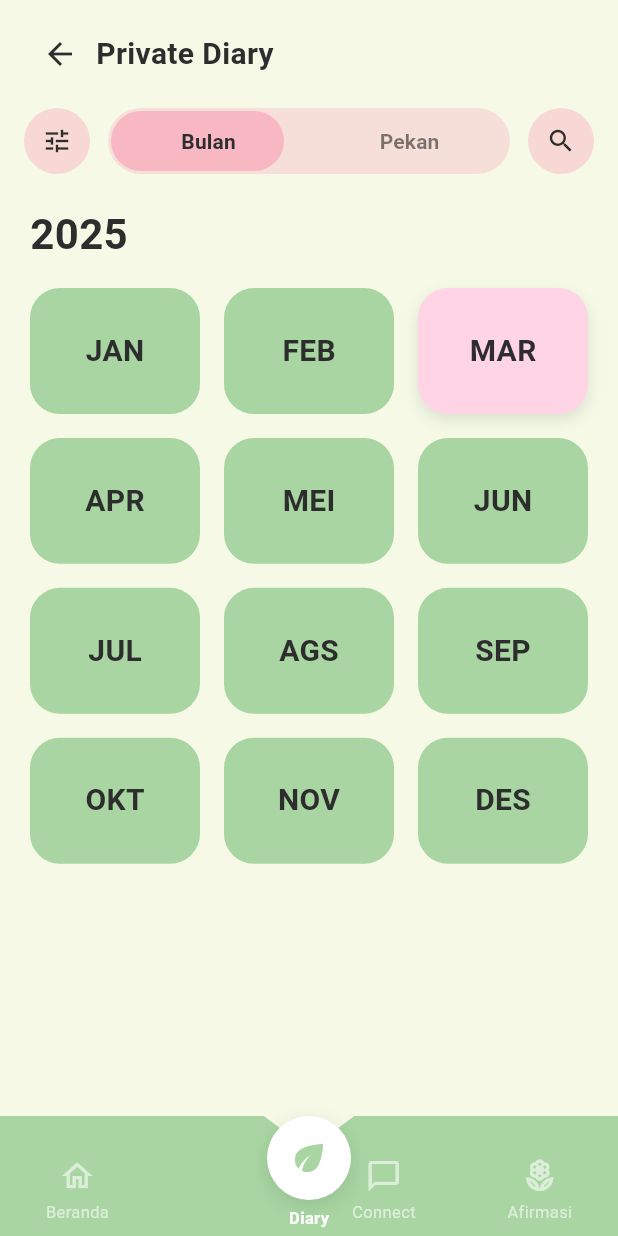
After one commit to MariaSavira/Moodly-PBL-SMT-4, a Flutter app: the DiaryMonthPage screen opened directly, on a phone screen of 412 x 824 dp. The commit adds this screen. Run offline on Flutter 3.47's test engine with Material 3 defaults, Android fonts, the phone set to English and light mode, and no system bars; our stand-ins replace firebase_core; accounts and stored records are empty.

Commit message:
add Private diary

```diff
--- /dev/null
+++ b/moodly/lib/Controllers/diary_controller.dart
@@ -0,0 +1,49 @@
+import 'package:flutter/foundation.dart';
+
+class DiaryController extends ChangeNotifier {
+  // STATE
+  String _selectedMonth = 'MAR';
+  bool _isBulanView = true;
+  int _navIndex = 1; // 0: Beranda, 1: Diary, 2: Connect, 3: Afirmasi
+
+  // GETTER
+  String get selectedMonth => _selectedMonth;
+  bool get isBulanView => _isBulanView;
+  int get navIndex => _navIndex;
+
+  // DATA BULAN
+  final List<String> months = [
+    'JAN',
+    'FEB',
+    'MAR',
+    'APR',
+    'MEI',
+    'JUN',
+    'JUL',
+    'AGS',
+    'SEP',
+    'OKT',
+    'NOV',
+    'DES',
+  ];
+
+  // LOGIC
+  void selectMonth(String month) {
+    if (_selectedMonth != month) {
+      _selectedMonth = month;
+      notifyListeners();
+    }
+  }
+
+  void toggleViewMode() {
+    _isBulanView = !_isBulanView;
+    notifyListeners();
+  }
+
+  void changeNavIndex(int index) {
+    if (_navIndex != index) {
+      _navIndex = index;
+      notifyListeners();
+    }
+  }
+}
--- /dev/null
+++ b/moodly/lib/pages/diary_month_page.dart
@@ -0,0 +1,275 @@
+import 'package:flutter/material.dart';
+import '../controllers/diary_controller.dart';
+import 'package:moodly/widgets/diary_bottom_nav.dart';
+
+class DiaryMonthPage extends StatefulWidget {
+  const DiaryMonthPage({super.key});
+
+  @override
+  State<DiaryMonthPage> createState() => _DiaryMonthPageState();
+}
+
+class _DiaryMonthPageState extends State<DiaryMonthPage> {
+  final DiaryController controller = DiaryController();
+
+  @override
+  Widget build(BuildContext context) {
+    return Scaffold(
+      backgroundColor: const Color(0xFFF5F9E6),
+      body: SafeArea(
+        child: Column(
+          children: [
+            _buildHeader(context),
+            _buildToolbar(context),
+            _buildYearLabel(),
+
+            Expanded(
+              child: Padding(
+                padding: const EdgeInsets.symmetric(horizontal: 20),
+                child: GridView.builder(
+                  physics: const NeverScrollableScrollPhysics(),
+                  gridDelegate: const SliverGridDelegateWithFixedCrossAxisCount(
+                    crossAxisCount: 3,
+                    mainAxisSpacing: 16,
+                    crossAxisSpacing: 16,
+                    childAspectRatio: 1.35,
+                  ),
+                  itemCount: controller.months.length,
+                  itemBuilder: (context, index) {
+                    final month = controller.months[index];
+                    return MonthGridItem(
+                      monthName: month,
+                      isSelected: month == controller.selectedMonth,
+                      onTap: () {
+                        setState(() {
+                          controller.selectMonth(month);
+                        });
+                        _showSnackbar(context, 'Membuka bulan: $month');
+                      },
+                    );
+                  },
+                ),
+              ),
+            ),
+            const SizedBox(height: 80),
+          ],
+        ),
+      ),
+      extendBody: true,
+      bottomNavigationBar: DiaryBottomNav(
+        currentIndex: controller.navIndex,
+        onTap: (index) {
+          setState(() {
+            controller.changeNavIndex(index);
+          });
+
+          if (index != 1) {
+            final labels = ['Beranda', 'Diary', 'Connect', 'Afirmasi'];
+            _showSnackbar(context, 'Pindah ke: ${labels[index]}');
+          }
+        },
+      ),
+    );
+  }
+
+  // HEADER
+  Widget _buildHeader(BuildContext context) {
+    return Padding(
+      padding: const EdgeInsets.fromLTRB(16, 12, 16, 0),
+      child: Row(
+        children: [
+          IconButton(
+            icon: const Icon(Icons.arrow_back, color: Color(0xFF2D2D2D)),
+            onPressed: () => Navigator.pop(context),
+          ),
+          const Text(
+            'Private Diary',
+            style: TextStyle(
+              fontSize: 20,
+              fontWeight: FontWeight.bold,
+              color: Color(0xFF2D2D2D),
+            ),
+          ),
+        ],
+      ),
+    );
+  }
+
+  // TOOLBAR
+  Widget _buildToolbar(BuildContext context) {
+    return Padding(
+      padding: const EdgeInsets.symmetric(horizontal: 16, vertical: 12),
+      child: Row(
+        children: [
+          _buildIconBtn(Icons.tune, () {}),
+          const SizedBox(width: 12),
+          Expanded(child: _buildToggle(context)),
+          const SizedBox(width: 12),
+          _buildIconBtn(Icons.search, () {}),
+        ],
+      ),
+    );
+  }
+
+  Widget _buildIconBtn(IconData icon, VoidCallback onTap) {
+    return Container(
+      width: 44,
+      height: 44,
+      decoration: BoxDecoration(
+        color: const Color(0xFFF8B8C3).withOpacity(0.5),
+        borderRadius: BorderRadius.circular(22),
+      ),
+      child: IconButton(
+        icon: Icon(icon, color: const Color(0xFF2D2D2D), size: 20),
+        onPressed: onTap,
+      ),
+    );
+  }
+
+  Widget _buildToggle(BuildContext context) {
+    return Container(
+      height: 44,
+      decoration: BoxDecoration(
+        color: const Color(0xFFF8B8C3).withOpacity(0.4),
+        borderRadius: BorderRadius.circular(22),
+      ),
+      child: Stack(
+        children: [
+          AnimatedAlign(
+            alignment: controller.isBulanView
+                ? Alignment.centerLeft
+                : Alignment.centerRight,
+            duration: const Duration(milliseconds: 250),
+            curve: Curves.easeInOut,
+            child: Container(
+              width: MediaQuery.of(context).size.width * 0.28,
+              height: 40,
+              margin: const EdgeInsets.all(2),
+              decoration: BoxDecoration(
+                color: const Color(0xFFF8B8C3),
+                borderRadius: BorderRadius.circular(20),
+              ),
+            ),
+          ),
+          Row(
+            children: [
+              Expanded(
+                child: TextButton(
+                  onPressed: () {
+                    setState(() {
+                      controller.toggleViewMode();
+                    });
+                  },
+                  child: Text(
+                    'Bulan',
+                    style: TextStyle(
+                      fontWeight: FontWeight.bold,
+                      fontSize: 14,
+                      color: controller.isBulanView
+                          ? const Color(0xFF2D2D2D)
+                          : Colors.black.withOpacity(0.5),
+                    ),
+                  ),
+                ),
+              ),
+              Expanded(
+                child: TextButton(
+                  onPressed: () {
+                    setState(() {
+                      controller.toggleViewMode();
+                    });
+                  },
+                  child: Text(
+                    'Pekan',
+                    style: TextStyle(
+                      fontWeight: FontWeight.bold,
+                      fontSize: 14,
+                      color: !controller.isBulanView
+                          ? const Color(0xFF2D2D2D)
+                          : Colors.black.withOpacity(0.5),
+                    ),
+                  ),
+                ),
+              ),
+            ],
+          ),
+        ],
+      ),
+    );
+  }
+
+  Widget _buildYearLabel() {
+    return const Padding(
+      padding: EdgeInsets.fromLTRB(20, 8, 0, 16),
+      child: Align(
+        alignment: Alignment.centerLeft,
+        child: Text(
+          '2025',
+          style: TextStyle(
+            fontSize: 28,
+            fontWeight: FontWeight.bold,
+            color: Color(0xFF2D2D2D),
+          ),
+        ),
+      ),
+    );
+  }
+
+  void _showSnackbar(BuildContext context, String message) {
+    ScaffoldMessenger.of(context).showSnackBar(
+      SnackBar(
+        content: Text(message),
+        backgroundColor: const Color(0xFFA8D5A2),
+        behavior: SnackBarBehavior.floating,
+        shape: RoundedRectangleBorder(borderRadius: BorderRadius.circular(10)),
+        duration: const Duration(seconds: 1),
+      ),
+    );
+  }
+}
+
+class MonthGridItem extends StatelessWidget {
+  final String monthName;
+  final bool isSelected;
+  final VoidCallback onTap;
+
+  const MonthGridItem({
+    super.key,
+    required this.monthName,
+    required this.isSelected,
+    required this.onTap,
+  });
+
+  @override
+  Widget build(BuildContext context) {
+    return GestureDetector(
+      onTap: onTap,
+      child: AnimatedContainer(
+        duration: const Duration(milliseconds: 200),
+        decoration: BoxDecoration(
+          color: isSelected ? const Color(0xFFFFD5E5) : const Color(0xFFA8D5A2),
+          borderRadius: BorderRadius.circular(20),
+          boxShadow: isSelected
+              ? [
+                  BoxShadow(
+                    color: Colors.black.withOpacity(0.1),
+                    blurRadius: 8,
+                    offset: const Offset(0, 4),
+                  ),
+                ]
+              : null,
+        ),
+        child: Center(
+          child: Text(
+            monthName,
+            style: const TextStyle(
+              fontSize: 20,
+              fontWeight: FontWeight.bold,
+              color: Color(0xFF2D2D2D),
+            ),
+          ),
+        ),
+      ),
+    );
+  }
+}
--- /dev/null
+++ b/moodly/lib/widgets/diary_bottom_nav.dart
@@ -0,0 +1,154 @@
+import 'package:flutter/material.dart';
+
+class DiaryBottomNav extends StatelessWidget {
+  final int currentIndex;
+  final Function(int) onTap;
+
+  const DiaryBottomNav({
+    super.key,
+    required this.currentIndex,
+    required this.onTap,
+  });
+
+  @override
+  Widget build(BuildContext context) {
+    return SizedBox(
+      height: 80,
+      child: Stack(
+        alignment: Alignment.bottomCenter,
+        children: [
+          // Wavy Background
+          CustomPaint(
+            painter: _WavyNavPainter(),
+            child: const SizedBox(height: 80, width: double.infinity),
+          ),
+          // Nav Items Row
+          Padding(
+            padding: const EdgeInsets.only(bottom: 8),
+            child: Row(
+              mainAxisAlignment: MainAxisAlignment.spaceAround,
+              children: [
+                _buildNavItem(0, Icons.home_outlined, 'Beranda'),
+                const SizedBox(width: 40), // Space for floating button
+                _buildNavItem(2, Icons.chat_bubble_outline, 'Connect'),
+                _buildNavItem(3, Icons.local_florist_outlined, 'Afirmasi'),
+              ],
+            ),
+          ),
+          // Floating Center Button
+          Positioned(
+            top: 0,
+            child: GestureDetector(
+              onTap: () => onTap(1),
+              child: Container(
+                width: 56,
+                height: 56,
+                decoration: BoxDecoration(
+                  color: Colors.white,
+                  shape: BoxShape.circle,
+                  boxShadow: [
+                    BoxShadow(
+                      color: Colors.black.withOpacity(0.1),
+                      blurRadius: 10,
+                      offset: const Offset(0, 4),
+                    ),
+                  ],
+                ),
+                child: const Icon(
+                  Icons.eco,
+                  color: Color(0xFFA8D5A2),
+                  size: 28,
+                ),
+              ),
+            ),
+          ),
+          // Center Label
+          Positioned(
+            bottom: 4,
+            child: Text(
+              'Diary',
+              style: TextStyle(
+                fontSize: 11,
+                fontWeight: FontWeight.bold,
+                color: currentIndex == 1
+                    ? Colors.white
+                    : Colors.white.withOpacity(0.7),
+              ),
+            ),
+          ),
+        ],
+      ),
+    );
+  }
+
+  Widget _buildNavItem(int index, IconData icon, String label) {
+    final isSelected = currentIndex == index;
+    return GestureDetector(
+      onTap: () => onTap(index),
+      child: Column(
+        mainAxisSize: MainAxisSize.min,
+        children: [
+          Icon(
+            icon,
+            color: isSelected ? Colors.white : Colors.white.withOpacity(0.6),
+            size: 24,
+          ),
+          const SizedBox(height: 4),
+          Text(
+            label,
+            style: TextStyle(
+              fontSize: 11,
+              fontWeight: isSelected ? FontWeight.bold : FontWeight.normal,
+              color: isSelected ? Colors.white : Colors.white.withOpacity(0.6),
+            ),
+          ),
+        ],
+      ),
+    );
+  }
+}
+
+// Custom Painter untuk efek gelombang/lengkungan
+class _WavyNavPainter extends CustomPainter {
+  @override
+  void paint(Canvas canvas, Size size) {
+    final paint = Paint()
+      ..color = const Color(0xFFA8D5A2)
+      ..style = PaintingStyle.fill;
+
+    final path = Path();
+    final w = size.width;
+    final h = size.height;
+    final curveWidth = 60.0;
+    final centerX = w / 2;
+    final dipDepth = 18.0;
+
+    path.moveTo(0, 0);
+    path.lineTo(centerX - curveWidth / 2, 0);
+    path.cubicTo(
+      centerX - curveWidth / 2,
+      0,
+      centerX - 8,
+      dipDepth,
+      centerX,
+      dipDepth,
+    );
+    path.cubicTo(
+      centerX + 8,
+      dipDepth,
+      centerX + curveWidth / 2,
+      0,
+      centerX + curveWidth / 2,
+      0,
+    );
+    path.lineTo(w, 0);
+    path.lineTo(w, h);
+    path.lineTo(0, h);
+    path.close();
+
+    canvas.drawPath(path, paint);
+  }
+
+  @override
+  bool shouldRepaint(covariant CustomPainter oldDelegate) => false;
+}
```
Also changed, not shown: moodly/lib/main.dart (+5 -15 lines), moodly/lib/pages/month_grid_item.dart (added).
